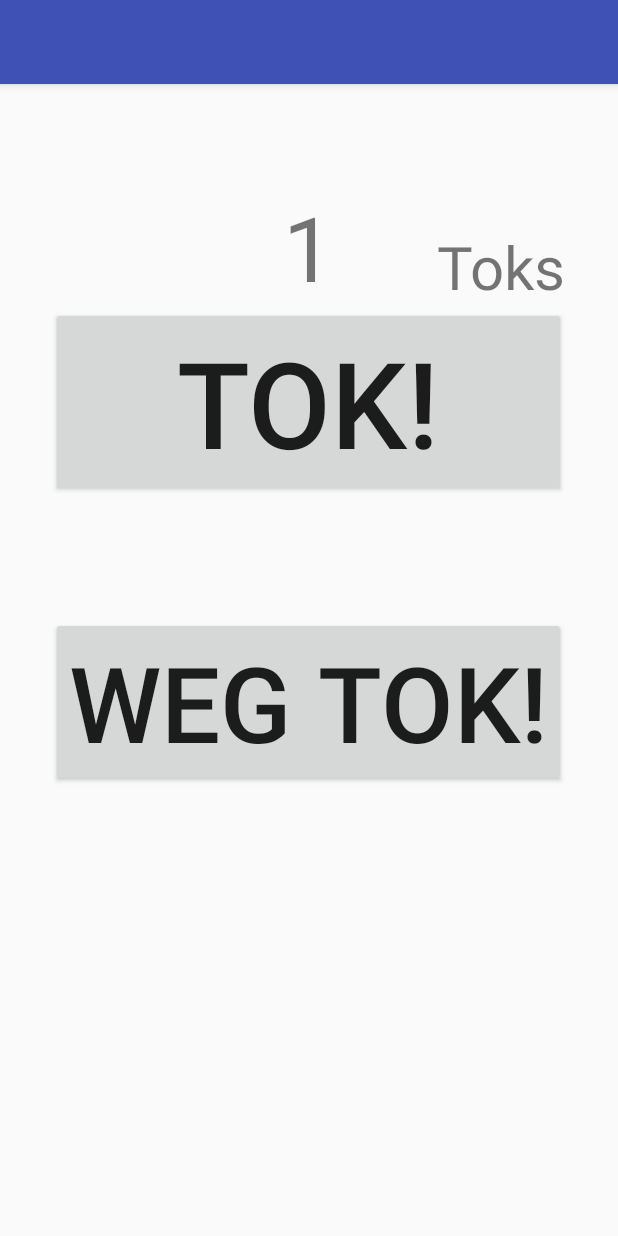
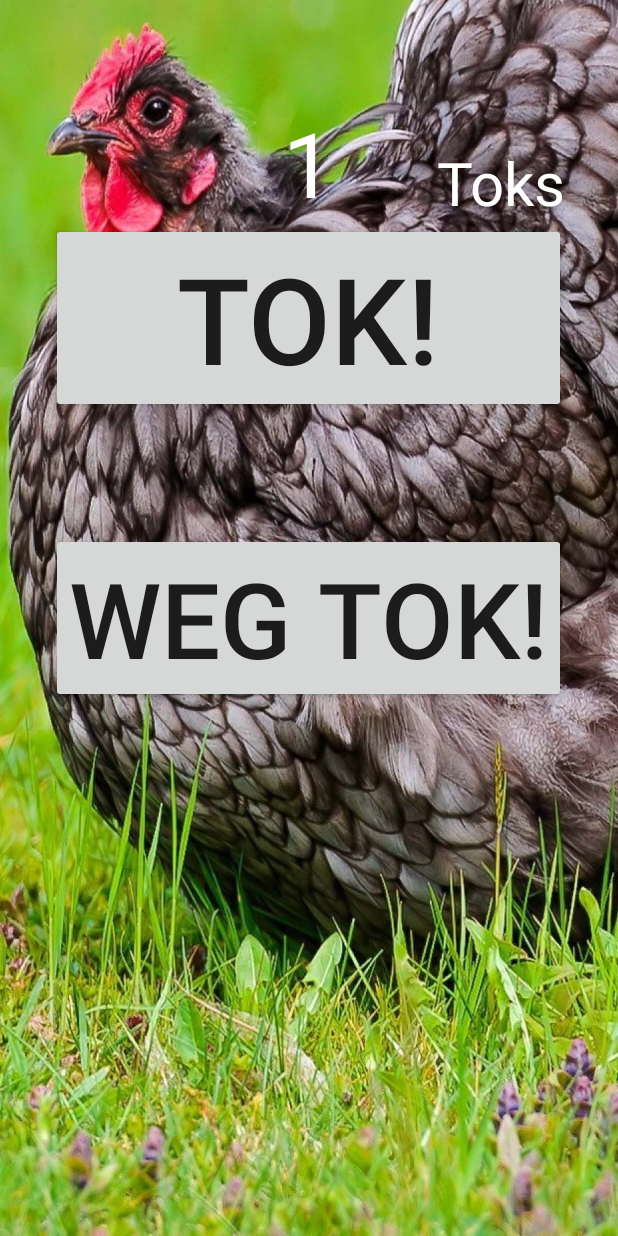
Before and after one commit to WillemvdPijl/Click, an Android app: the screen it shows after launch (MainActivity), after a tap on "TOK!", on a phone screen of 412 x 824 dp. Run offline under Robolectric (Android 15) with nearby library versions, the phone set to English and light mode, and no system bars.

Commit message:
TOK update TOK

```diff
--- a/app/src/main/java/com/example/willem/click/MainActivity.java
+++ b/app/src/main/java/com/example/willem/click/MainActivity.java
@@ -1,6 +1,8 @@
 package com.example.willem.click;
 
+import android.media.AudioManager;
 import android.media.MediaPlayer;
+import android.media.SoundPool;
 import android.support.v7.app.AppCompatActivity;
 import android.os.Bundle;
 import android.view.View;
@@ -15,6 +17,8 @@ public class MainActivity extends AppCompatActivity {
 
     TextView txtTok;
 
+    SoundPool mySound;
+    int soundId;
 
     @Override
     protected void onCreate(Bundle savedInstanceState) {
@@ -26,7 +30,10 @@ public class MainActivity extends AppCompatActivity {
 
         txtTok = (TextView)findViewById(R.id.textViewCount);
 
-        final MediaPlayer TokSound = MediaPlayer.create(this, R.raw.Tok_Sound);
+        mySound = new SoundPool(10, AudioManager.STREAM_MUSIC, 0);
+        soundId = mySound.load(this, R.raw.toksound, 1);
+        //final MediaPlayer TokSound = MediaPlayer.create(this, R.raw.toksound);
+        final MediaPlayer Kukalaku = MediaPlayer.create(this, R.raw.kukalaku);
 
 
         btnTok.setOnClickListener(new View.OnClickListener() {
@@ -38,7 +45,9 @@ public class MainActivity extends AppCompatActivity {
                 intCountValue++;
 
                 txtTok.setText( String.valueOf(intCountValue));
-                TokSound.start();
+                mySound.play(1, 1, 1, 1, 0, 1);
+                //TokSound.stop();
+                //TokSound.start();
             }
         });
 
@@ -47,6 +56,7 @@ public class MainActivity extends AppCompatActivity {
             @Override
             public void onClick(View v){
                 txtTok.setText(String.valueOf(0));
+                Kukalaku.start();
             }
 
         });
--- a/app/src/main/res/layout/activity_main.xml
+++ b/app/src/main/res/layout/activity_main.xml
@@ -7,7 +7,8 @@
     android:paddingLeft="@dimen/activity_horizontal_margin"
     android:paddingRight="@dimen/activity_horizontal_margin"
     android:paddingTop="@dimen/activity_vertical_margin"
-    tools:context="com.example.willem.click.MainActivity">
+    tools:context="com.example.willem.click.MainActivity"
+    android:background="@drawable/wall">
 
     <TextView
         android:layout_width="wrap_content"
@@ -17,7 +18,8 @@
         android:id="@+id/textViewCount"
         android:textSize="60dp"
         android:layout_alignParentTop="true"
-        android:layout_centerHorizontal="true" />
+        android:layout_centerHorizontal="true"
+        android:textColor="#ffffff" />
 
     <Button
         android:layout_width="wrap_content"
@@ -49,6 +51,8 @@
         android:textSize="40dp"
         android:layout_alignBottom="@+id/textViewCount"
         android:layout_alignRight="@+id/buttontok"
-        android:layout_alignEnd="@+id/buttontok" />
+        android:layout_alignEnd="@+id/buttontok"
+        android:textColorHighlight="#ffffff"
+        android:textColor="#ffffff" />
 
 </RelativeLayout>
--- a/app/src/main/res/values/styles.xml
+++ b/app/src/main/res/values/styles.xml
@@ -1,7 +1,7 @@
 <resources>
 
     <!-- Base application theme. -->
-    <style name="AppTheme" parent="Theme.AppCompat.Light.DarkActionBar">
+    <style name="AppTheme" parent="Theme.AppCompat.Light.NoActionBar">
         <!-- Customize your theme here. -->
         <item name="colorPrimary">@color/colorPrimary</item>
         <item name="colorPrimaryDark">@color/colorPrimaryDark</item>
```
Also changed, not shown: app/src/main/res/drawable/wall.jpg (added), 3 other files.
